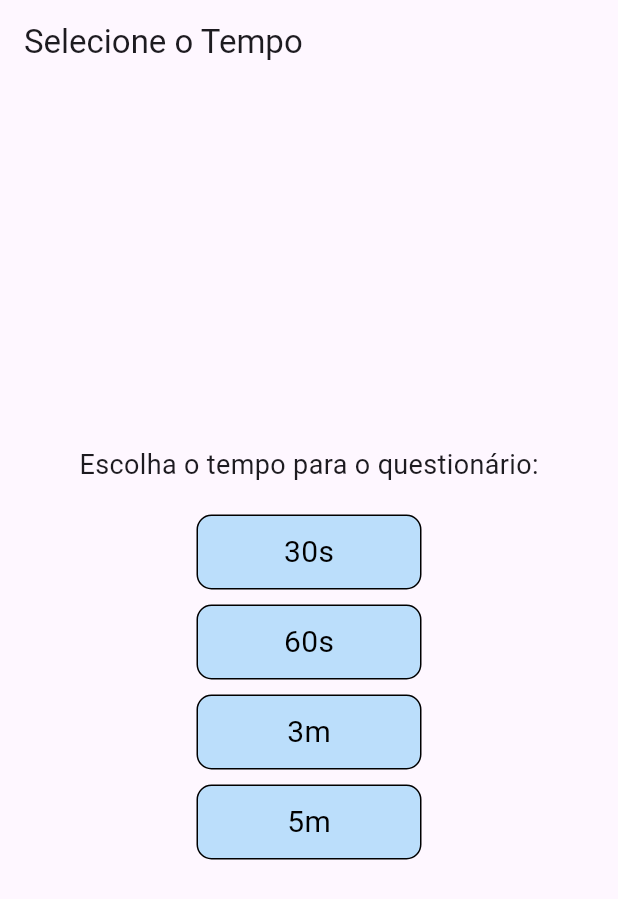
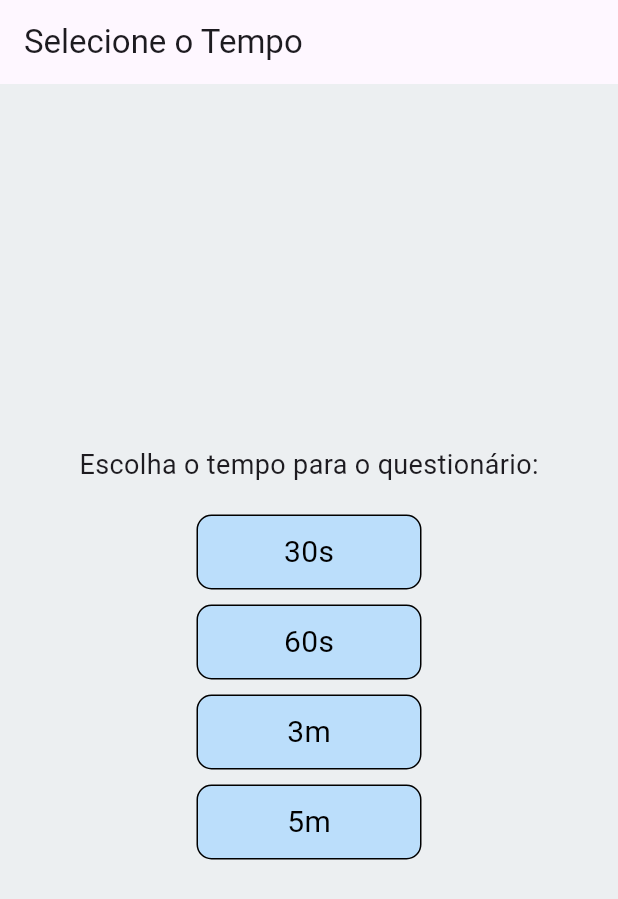
Before and after one commit to HeitorLouzeiroRepositoryIFPI/quiz-app-flutter, a Flutter app: the screen it shows after launch, on a phone screen of 412 x 824 dp. Shown: the top 899 px of the screen. Run offline on Flutter 3.47's test engine with Material 3 defaults, Android fonts, the phone set to English and light mode, and no system bars.

Commit message:
feat: adicionar cor de fundo azul cinza às páginas do quiz e resultados.

```diff
--- a/lib/features/quiz/quiz_page.dart
+++ b/lib/features/quiz/quiz_page.dart
@@ -116,6 +116,7 @@ class _QuizPageState extends State<QuizPage> {
       appBar: AppBar(
         title: const Text("Flags Play"),
       ),
+      backgroundColor: Colors.blueGrey[50], // Define a cor de fundo aqui
       body: _flags.isEmpty
           ? const Center(child: CircularProgressIndicator())
           : Center(
--- a/lib/features/result/result_page.dart
+++ b/lib/features/result/result_page.dart
@@ -16,6 +16,7 @@ class ResultPage extends StatelessWidget {
       appBar: AppBar(
         title: const Text("Resultados"),
       ),
+      backgroundColor: Colors.blueGrey[50],
       body: Center(
         child: Column(
           mainAxisAlignment: MainAxisAlignment.center,
--- a/lib/features/timepage/select_time_page.dart
+++ b/lib/features/timepage/select_time_page.dart
@@ -23,6 +23,7 @@ class _SelectTimePageState extends State<SelectTimePage> {
       appBar: AppBar(
         title: const Text("Selecione o Tempo"),
       ),
+      backgroundColor: Colors.blueGrey[50],
       body: Center(
         child: Column(
           mainAxisAlignment: MainAxisAlignment.center,
```
